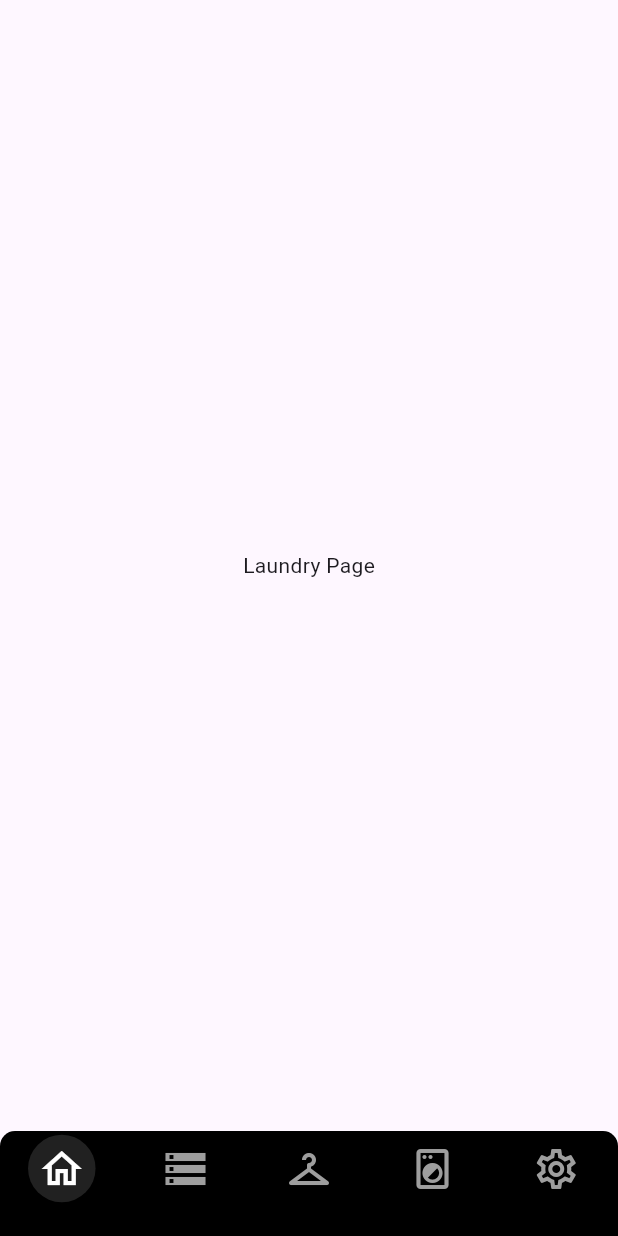
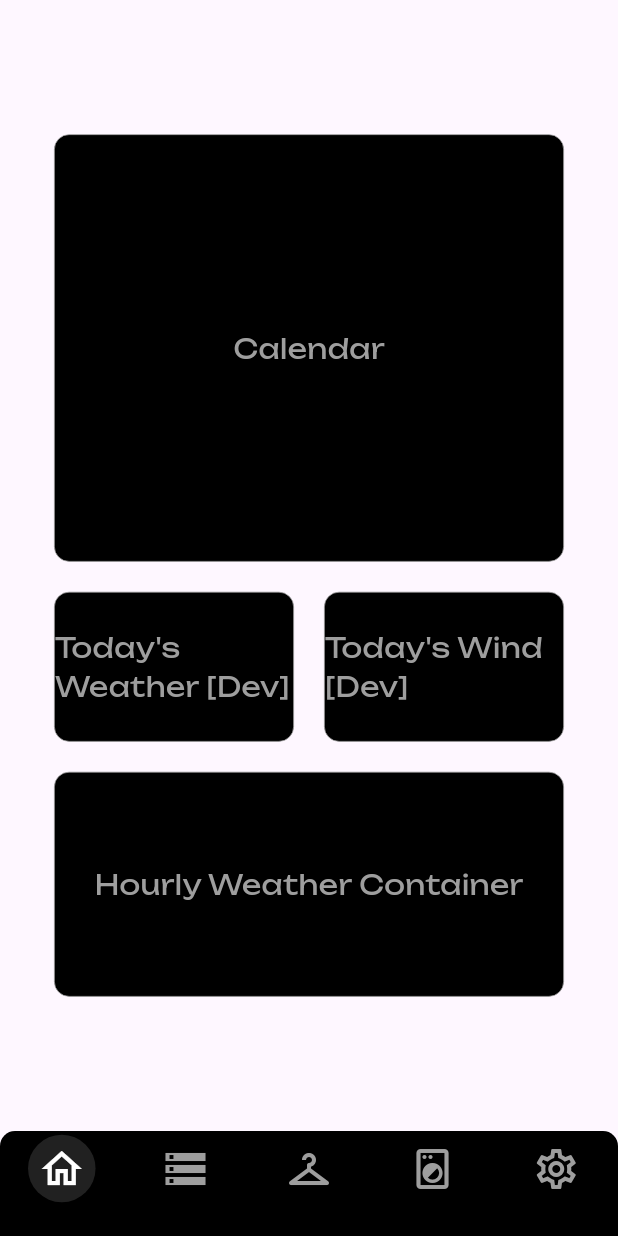
Before and after one commit to AyoItsYas/project_glanz, a Flutter app: the screen it shows after launch, swiped to page 4, on a phone screen of 412 x 824 dp. Run offline on Flutter 3.47's test engine with Material 3 defaults, Android fonts, the light colour scheme and no system bars.

Commit message:
feat: added new uis

```diff
--- a/lib/components/navigator.dart
+++ b/lib/components/navigator.dart
@@ -1,6 +1,8 @@
 import 'package:flutter/material.dart';
 import '../features/closet-page/page.dart';
 import '../main-screen.dart';
+import '../features/quick-match/page.dart';
+import '../features/laundry/page.dart';
 
 class CustomNavigator extends StatefulWidget {
   CustomNavigator({Key? key}) : super(key: key);
@@ -16,8 +18,8 @@ class _CustomNavigatorState extends State<CustomNavigator> {
   final List<Widget> _pages = [
     MainView(),
     ClosetView(),
-    Center(child: Text('Clothing Page')),
-    Center(child: Text('Laundry Page')),
+    QuickMatchView(),
+    LaundryView(),
     Center(child: Text('Settings Page')),
   ];
 
--- /dev/null
+++ b/lib/features/laundry/page.dart
@@ -0,0 +1,45 @@
+import 'package:flutter/material.dart';
+import '../../components/pill.dart';
+import '../../components/cool-card.dart';
+
+class LaundryView extends StatelessWidget {
+  Widget build(BuildContext context) {
+    return Scaffold(
+      body: Center(
+        child : Column(
+          mainAxisAlignment: MainAxisAlignment.center,
+          children: [
+            Pill(
+              text: "Calendar",
+              width: 340,
+              height: 285,
+              ),
+            SizedBox(height: 20),
+            Row(
+              mainAxisAlignment: MainAxisAlignment.center,
+              children: [
+                Pill(
+                  text: "Today's Weather [Dev]",
+                  width: 160,
+                  height: 100,
+                ),
+                SizedBox(width: 20),
+                Pill(
+                  text: "Today's Wind [Dev]",
+                  width: 160,
+                  height: 100,
+                )
+              ]
+            ),
+            SizedBox(height: 20),
+            Pill(
+              text: "Hourly Weather Container",
+              width: 340,
+              height: 150,
+            )
+          ],
+        )
+      ),
+    );
+  }
+}
```
Also changed, not shown: lib/features/quick-match/page.dart (added, +28 -0 lines).
